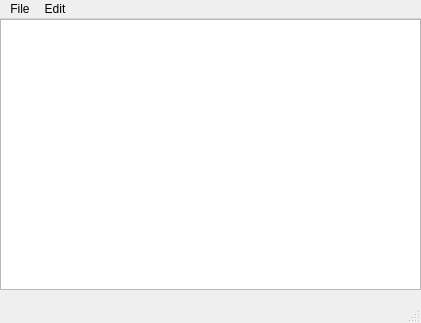
This is text-editor/mainwindow.ui in KaosElegent/text-editor as Qt 5 draws it before an edit. The edited form follows.
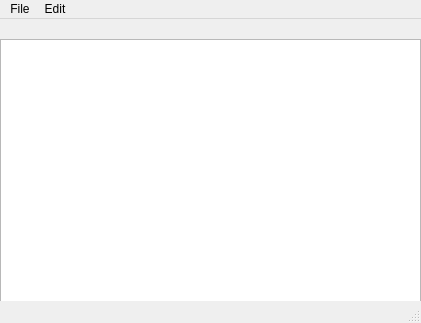
This is the edited form. Icons and pictures are not drawn.

Diff of the .ui file:
```diff
--- a/text-editor/mainwindow.ui
+++ b/text-editor/mainwindow.ui
@@ -18,7 +18,7 @@
     <property name="geometry">
      <rect>
       <x>0</x>
-      <y>0</y>
+      <y>20</y>
       <width>421</width>
       <height>271</height>
      </rect>
```
